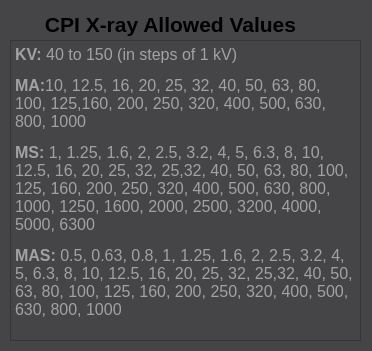
This is cpiAllowedValues.ui in IPL-Controls/caqtdm-screens as Qt 5 draws it before an edit. The edited form follows.
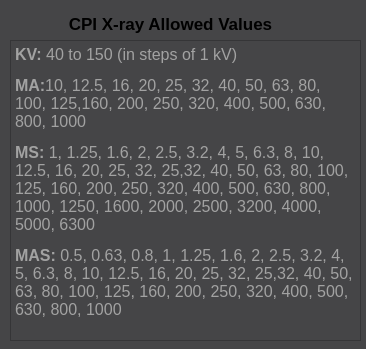
This is the edited form. Custom widgets are drawn as their Qt base class.

Commit message:
ui from backroom set up updated into this branch
branch : 2.0beta

Diff of the .ui file:
```diff
--- a/cpiAllowedValues.ui
+++ b/cpiAllowedValues.ui
@@ -6,8 +6,8 @@
    <rect>
     <x>0</x>
     <y>0</y>
-    <width>372</width>
-    <height>351</height>
+    <width>366</width>
+    <height>349</height>
    </rect>
   </property>
   <property name="windowTitle">
@@ -449,7 +449,7 @@
     </property>
     <property name="font">
      <font>
-      <pointsize>16</pointsize>
+      <pointsize>13</pointsize>
       <weight>75</weight>
       <bold>true</bold>
      </font>
```
Left out of the diff: 2 changed lines with no effect on the pictures. The commit also changes 7 other files.
